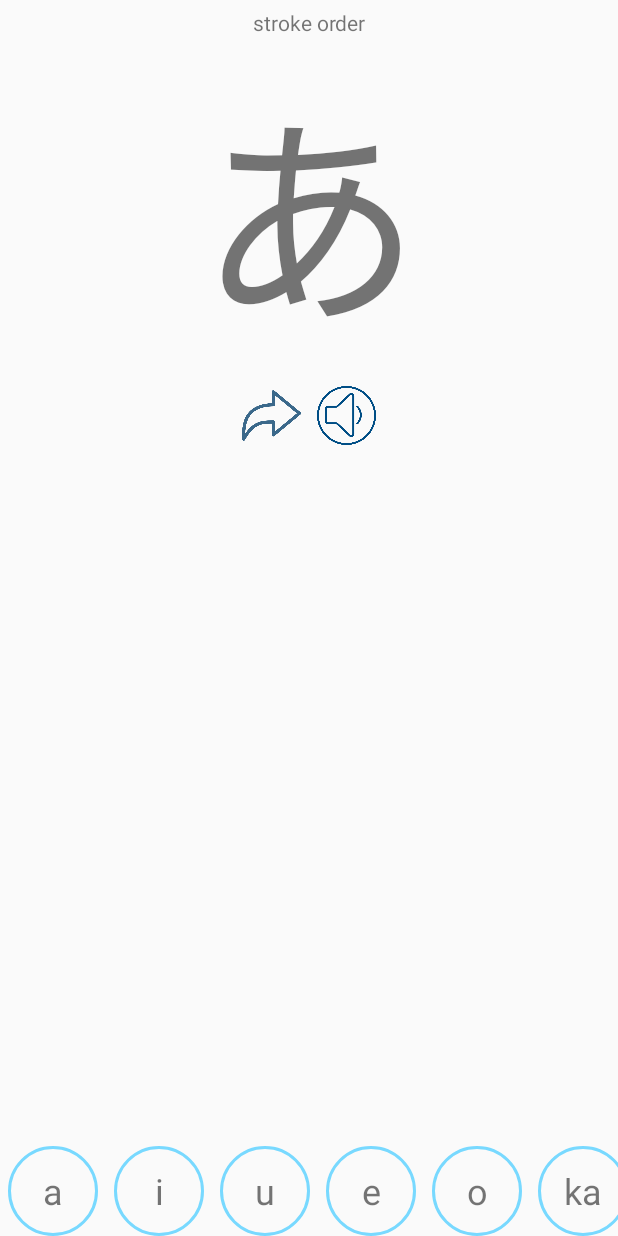
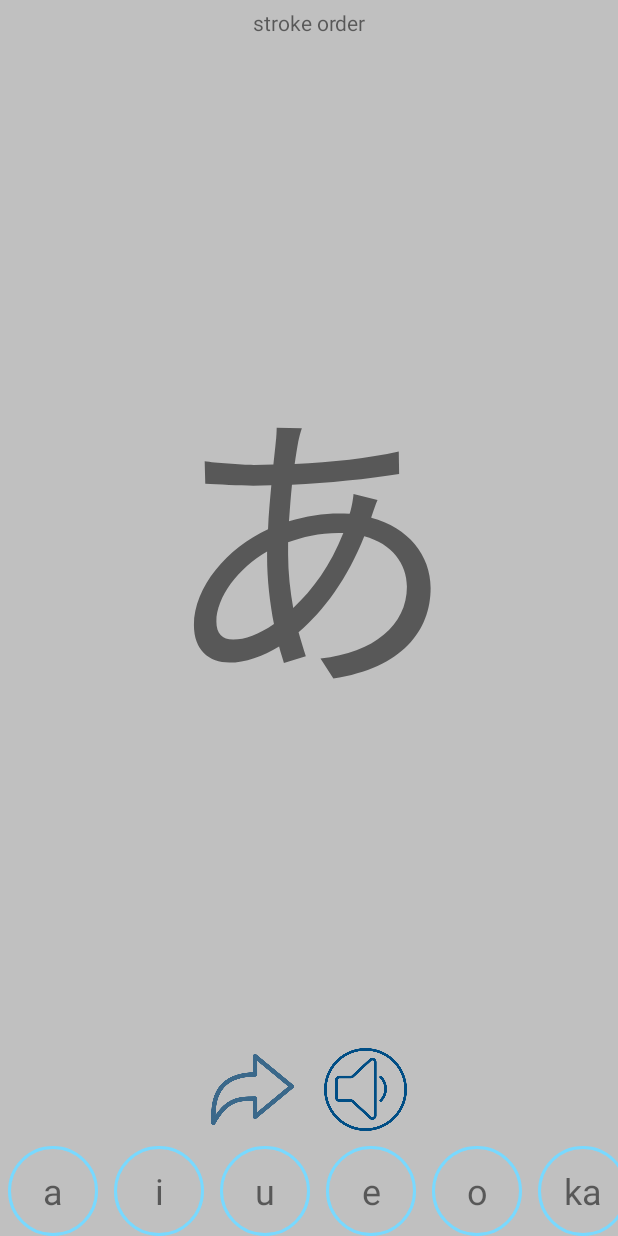
Before and after one commit to dainv1989/Hiragana, an Android app: the CharActivity screen opened directly, with no data from a screen before it, on a phone screen of 412 x 824 dp. Run offline under Robolectric (Android 15) with nearby library versions, the phone set to English and light mode, and no system bars; 2 statements that could not run were skipped.

Commit message:
change character display layout

```diff
--- a/app/src/main/res/layout/activity_char.xml
+++ b/app/src/main/res/layout/activity_char.xml
@@ -3,7 +3,8 @@
     xmlns:tools="http://schemas.android.com/tools"
     android:layout_width="match_parent"
     android:layout_height="match_parent"
-    tools:context=".CharActivity">
+    tools:context=".CharActivity"
+    android:background="@color/colorSilver">
 
     <android.support.v7.widget.RecyclerView
         android:id="@+id/bottomCharScroll"
@@ -12,13 +13,6 @@
         android:layout_alignParentBottom="true"
         android:scrollbars="none" />
 
-    <LinearLayout
-        android:id="@+id/charDisplay"
-        android:layout_above="@id/bottomCharScroll"
-        android:layout_width="match_parent"
-        android:layout_height="match_parent"
-        android:gravity="center_horizontal"
-        android:orientation="vertical">
     <TextView
         android:id="@+id/txtStrokeHeader"
         android:layout_width="match_parent"
@@ -27,39 +21,44 @@
         android:text="@string/stroke_header"
         android:gravity="center_horizontal"/>
 
-        <TextView
-            android:id="@+id/txtStroke"
+    <LinearLayout
+        android:id="@+id/groupButtons"
+        android:layout_above="@id/bottomCharScroll"
         android:layout_width="match_parent"
-            android:layout_height="wrap_content"
-            android:gravity="center"
-            android:text="あ"
-            android:textSize="@dimen/text_giant"/>
-
-        <com.dainv.hiragana.view.GifImageView
-            android:id="@+id/gifCharDisplay"
-            android:layout_width="wrap_content"
-            android:layout_height="wrap_content"
-            android:layout_gravity="center" />
-
-        <LinearLayout
-            android:layout_width="match_parent"
-            android:layout_height="@dimen/size_small"
+        android:layout_height="@dimen/size_large"
         android:orientation="horizontal"
         android:gravity="center_horizontal">
 
         <ImageView
             android:id="@+id/imgSwitchKana"
-                android:layout_width="@dimen/size_small"
-                android:layout_height="@dimen/size_small"
+            android:layout_width="@dimen/size_large"
+            android:layout_height="@dimen/size_large"
             android:src="@drawable/change"
-                android:padding="@dimen/padding_small"/>
+            android:padding="@dimen/padding_large"/>
 
         <ImageView
             android:id="@+id/imgCharSound"
-                android:layout_width="@dimen/size_small"
-                android:layout_height="@dimen/size_small"
-                android:padding="@dimen/padding_small"
+            android:layout_width="@dimen/size_large"
+            android:layout_height="@dimen/size_large"
+            android:padding="@dimen/padding_large"
             android:src="@drawable/speaker"/>
     </LinearLayout>
-    </LinearLayout>
+
+    <com.dainv.hiragana.view.GifImageView
+        android:layout_above="@id/groupButtons"
+        android:id="@+id/gifCharDisplay"
+        android:layout_width="wrap_content"
+        android:layout_height="wrap_content"
+        android:layout_centerHorizontal="true"
+        android:layout_gravity="center" />
+
+    <TextView
+        android:id="@+id/txtStroke"
+        android:layout_above="@id/gifCharDisplay"
+        android:layout_below="@id/txtStrokeHeader"
+        android:layout_width="match_parent"
+        android:layout_height="match_parent"
+        android:gravity="center"
+        android:text="あ"
+        android:textSize="@dimen/text_xgiant"/>
 </RelativeLayout>
--- a/app/src/main/res/values/dimen.xml
+++ b/app/src/main/res/values/dimen.xml
@@ -15,6 +15,7 @@
     <dimen name="size_xlarge">100dp</dimen>
     <dimen name="size_xxlarge">180dp</dimen>
 
+    <dimen name="text_xgiant">200sp</dimen>
     <dimen name="text_giant">150sp</dimen>
     <dimen name="text_extreme">96sp</dimen>
     <dimen name="text_huge">44sp</dimen>
```
Lines whose indentation alone changed are shown as unchanged.
